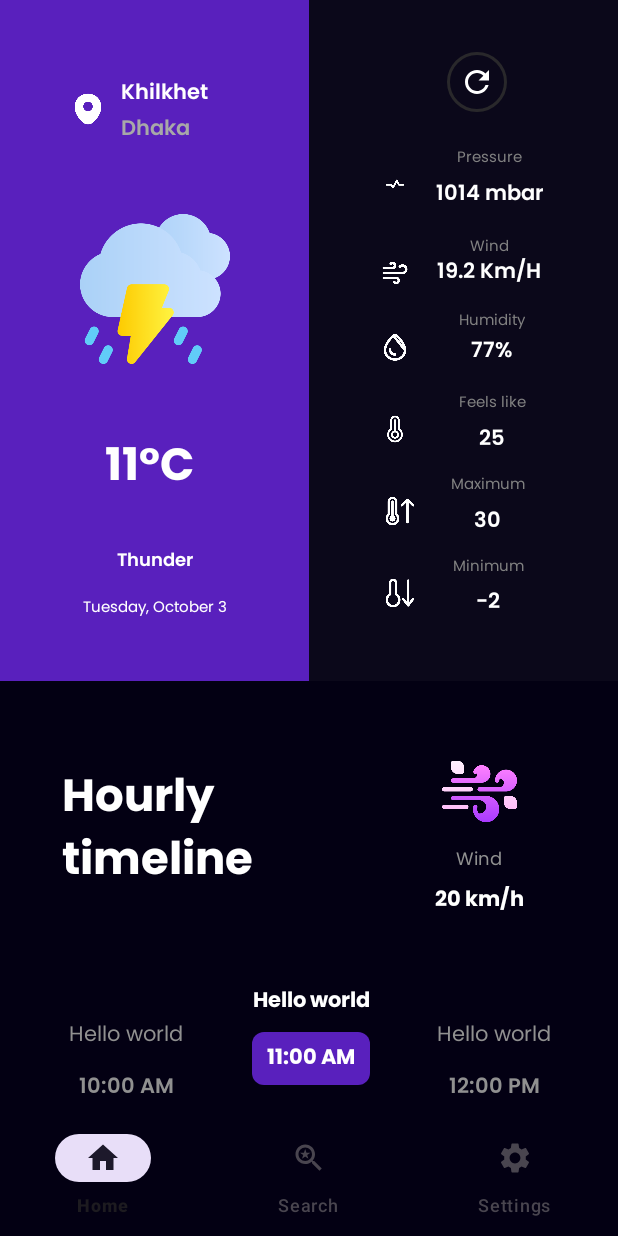
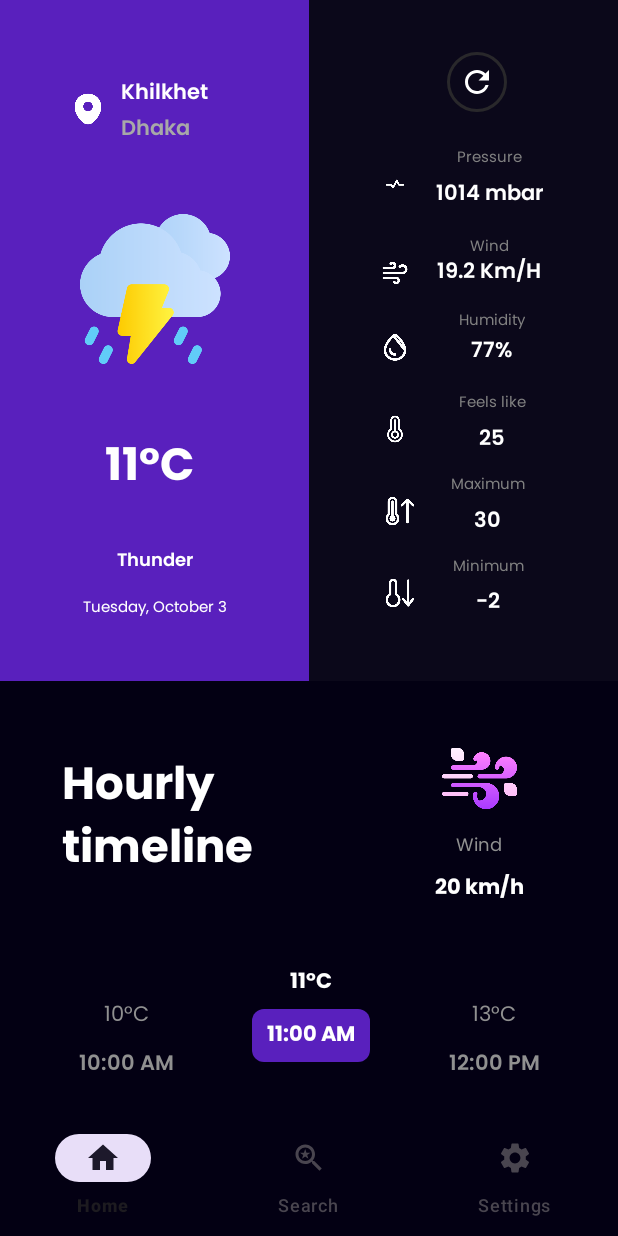
Before and after one commit to DexDuke/weather-android-app-src-ode, an Android app: the Weather_Home screen opened directly, with no data from a screen before it, on a phone screen of 412 x 824 dp. Run offline under Robolectric (Android 15) with nearby library versions, the phone set to English and light mode, and no system bars.

Commit message:
second push

```diff
--- a/app/src/main/res/layout/activity_weather_home.xml
+++ b/app/src/main/res/layout/activity_weather_home.xml
@@ -563,14 +563,14 @@
             android:layout_width="wrap_content"
             android:layout_height="wrap_content"
             android:orientation="horizontal"
-            app:layout_constraintGuide_percent="0.1" />
+            app:layout_constraintGuide_percent="0.08" />
 
         <androidx.constraintlayout.widget.Guideline
             android:id="@+id/guideline25"
             android:layout_width="wrap_content"
             android:layout_height="wrap_content"
             android:orientation="horizontal"
-            app:layout_constraintGuide_percent="0.44" />
+            app:layout_constraintGuide_percent="0.42" />
 
         <androidx.constraintlayout.widget.Guideline
             android:id="@+id/guideline28"
@@ -603,7 +603,7 @@
             android:layout_width="wrap_content"
             android:layout_height="wrap_content"
             android:orientation="horizontal"
-            app:layout_constraintGuide_percent="0.55" />
+            app:layout_constraintGuide_percent="0.52" />
 
         <TextView
             android:id="@+id/previousHour"
@@ -651,7 +651,7 @@
             android:layout_height="wrap_content"
             android:layout_marginTop="10sp"
             android:fontFamily="@font/pp_regular"
-            android:text="Hello world"
+            android:text="13°C"
             android:textColor="@color/grey"
             app:layout_constraintBottom_toTopOf="@id/nextHour"
             app:layout_constraintLeft_toLeftOf="@id/nextHour"
@@ -664,7 +664,7 @@
             android:layout_height="wrap_content"
             android:layout_marginBottom="10sp"
             android:fontFamily="@font/pp_bold"
-            android:text="Hello world"
+            android:text="11°C"
             android:textColor="@color/white"
             app:layout_constraintBottom_toTopOf="@id/currentHour"
             app:layout_constraintLeft_toLeftOf="@id/currentHour"
@@ -677,7 +677,7 @@
             android:layout_height="wrap_content"
             android:layout_marginTop="10sp"
             android:fontFamily="@font/pp_regular"
-            android:text="Hello world"
+            android:text="10°C"
             android:textColor="@color/grey"
             app:layout_constraintBottom_toTopOf="@id/previousHour"
             app:layout_constraintLeft_toLeftOf="@id/previousHour"
@@ -692,7 +692,7 @@
             android:layout_width="wrap_content"
             android:layout_height="wrap_content"
             android:orientation="horizontal"
-            app:layout_constraintGuide_percent="0.7" />
+            app:layout_constraintGuide_percent="0.66" />
 
         <com.google.android.material.bottomnavigation.BottomNavigationView
             android:id="@+id/bottomNavigationView"
@@ -725,7 +725,7 @@
             android:layout_width="wrap_content"
             android:layout_height="wrap_content"
             android:orientation="horizontal"
-            app:layout_constraintGuide_percent="0.295" />
+            app:layout_constraintGuide_percent="0.27" />
 
         <ImageView
             android:id="@+id/imageView2"
```
